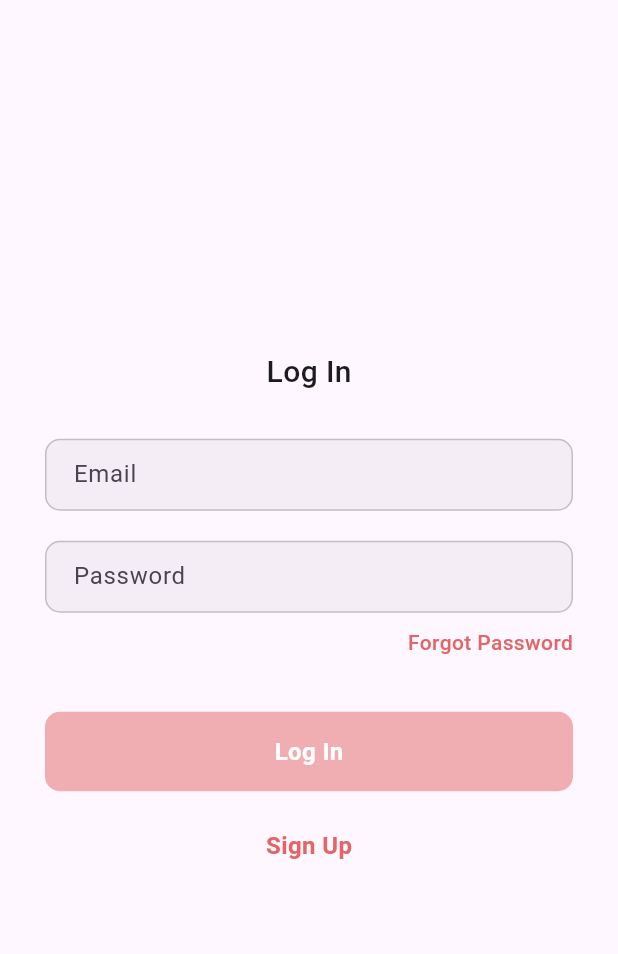
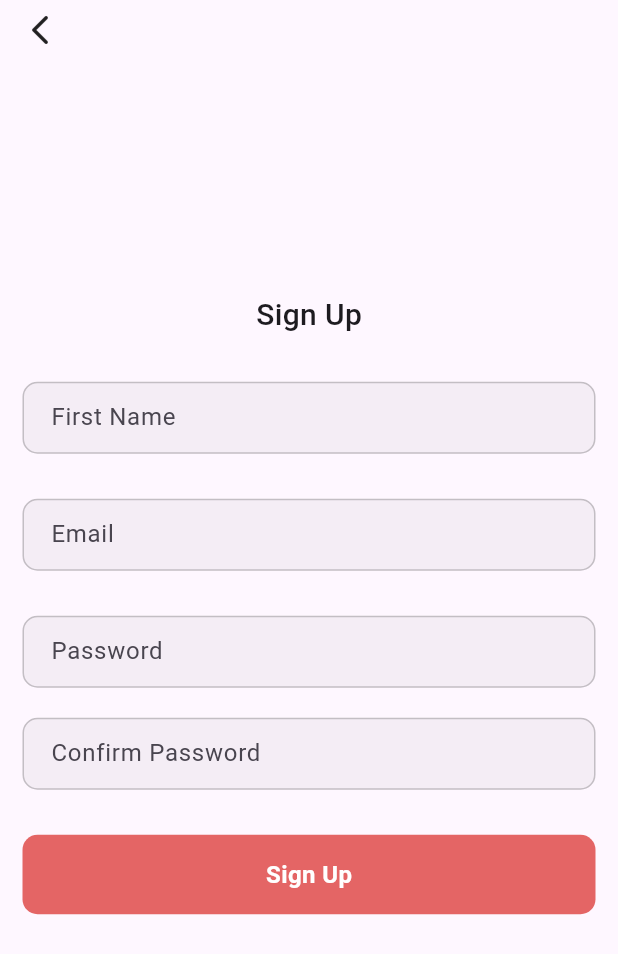
Before and after one commit to benweschler/layover-party-app, a Flutter app: the screen it shows after launch, after a tap on "Sign Up", on a phone screen of 412 x 824 dp. Shown: the top 954 px of the screen. Run offline on Flutter 3.47's test engine with Material 2 defaults, Android fonts, the phone set to English and light mode, and no system bars; drawn by our look-alikes of flutter_form_builder; our stand-ins replace form_builder_validators, freezed_annotation, go_router, salomon_bottom_bar; accounts and stored records are empty.

Commit message:
Implemented sign up screen UI.

```diff
--- a/lib/models/app_model.dart
+++ b/lib/models/app_model.dart
@@ -1,9 +1,13 @@
 import 'package:flutter/material.dart' show ThemeMode;
+import 'package:layover_party/data/app_user.dart';
 import 'package:layover_party/styles/theme.dart';
 import 'package:layover_party/utils/easy_notifier.dart';
 
 class AppModel extends EasyNotifier {
   final EasyNotifier routerRefreshNotifier = EasyNotifier();
+
+  /// The user that is currently signed in.
+  AppUser? _user;
 
   /// Whether a user is logged into the app.
   bool _isLoggedIn = false;
@@ -13,6 +17,16 @@ class AppModel extends EasyNotifier {
 
   /// The active theme for the app.
   ThemeMode _themeMode = ThemeMode.light;
+
+  AppUser get user {
+    if (_user == null) {
+      throw Exception('The user was accessed when no user is logged in.');
+    }
+
+    return _user!;
+  }
+
+  set user(AppUser? user) => notify(() => _user = user);
 
   ThemeMode get themeMode => _themeMode;
 
--- a/lib/router.dart
+++ b/lib/router.dart
@@ -7,15 +7,16 @@ import 'package:layover_party/screens/login_screen/login_screen.dart';
 import 'package:layover_party/screens/parties_screen.dart';
 import 'package:layover_party/screens/profile_screen/profile_screen.dart';
 import 'package:layover_party/screens/search_screen.dart';
+import 'package:layover_party/screens/signup_screen/signup_screen.dart';
 import 'package:layover_party/screens/splash_screen.dart';
 
 import 'models/app_model.dart';
 
 abstract class RoutePaths {
   static String splash = '/';
-  static String login = '/log-in';
-  //TODO: unimplemented
+  static String logIn = '/log-in';
   static String signUp = '/sign-up';
+
   //TODO: unimplemented
   static String forgotPassword = '/forgot-password';
   static String search = '/search';
@@ -43,9 +44,13 @@ class AppRouter {
           builder: (_) => const SplashScreen(),
         ),
         AppRoute(
-          path: RoutePaths.login,
+          path: RoutePaths.logIn,
           isNavBarTab: true,
           builder: (_) => const LoginScreen(),
+        ),
+        AppRoute(
+          path: RoutePaths.signUp,
+          builder: (_) => SignUpScreen(),
         ),
         ShellRoute(
           navigatorKey: _navBarNavigatorKey,
@@ -75,8 +80,10 @@ class AppRouter {
   String? redirectNavigation(BuildContext context, GoRouterState state) {
     final path = state.subloc;
 
-    if (!appModel.isLoggedIn && path != RoutePaths.login) {
-      return RoutePaths.login;
+    if (!appModel.isLoggedIn &&
+        path != RoutePaths.logIn &&
+        path != RoutePaths.signUp) {
+      return RoutePaths.logIn;
     } else if (appModel.isLoggedIn) {
       if (!appModel.isInitialized && path != RoutePaths.splash) {
         //TODO: initialize app here
--- /dev/null
+++ b/lib/screens/signup_screen/field_names.dart
@@ -0,0 +1,6 @@
+abstract class SignUpFieldNames {
+  static const firstName = 'first';
+  static const email = 'email';
+  static const password = 'password';
+  static const confirmPassword = 'confirmPassword';
+}
--- /dev/null
+++ b/lib/screens/signup_screen/signup_errors.dart
@@ -0,0 +1,5 @@
+//TODO: check if error definitions should be consolidated
+abstract class SignUpErrors {
+  static const String networkError =
+      "Hmm, we can't seem to connect to the internet. Please check your network connection and try again.";
+}
--- /dev/null
+++ b/lib/screens/signup_screen/signup_screen.dart
@@ -0,0 +1,159 @@
+import 'package:flutter/material.dart';
+import 'package:flutter_form_builder/flutter_form_builder.dart';
+import 'package:go_router/go_router.dart';
+import 'package:layover_party/models/app_model.dart';
+import 'package:layover_party/router.dart';
+import 'package:layover_party/styles/styles.dart';
+import 'package:layover_party/styles/theme.dart';
+import 'package:layover_party/utils/validators.dart';
+import 'package:layover_party/widgets/buttons/async_action_button.dart';
+import 'package:layover_party/widgets/buttons/responsive_buttons.dart';
+import 'package:layover_party/widgets/custom_input_decoration.dart';
+import 'package:layover_party/widgets/custom_scaffold.dart';
+import 'package:provider/provider.dart';
+
+import 'field_names.dart';
+
+class SignUpScreen extends StatelessWidget {
+  final GlobalKey<FormBuilderState> _formKey = GlobalKey();
+  final ValueNotifier<String?> _errorNotifier = ValueNotifier(null);
+  final GlobalKey<AsyncActionButtonState> _signUpButtonKey = GlobalKey();
+
+  SignUpScreen({Key? key}) : super(key: key);
+
+  Future<void> signUp(AppModel appModel) async {
+    final formData = _formKey.currentState!.value;
+
+    /*
+    //TODO: implement create user
+    await CreateUserCommand.run(
+      firstName: formData[SignUpFieldNames.firstName],
+      email: formData[SignUpFieldNames.email],
+      password: formData[SignUpFieldNames.password],
+    );
+     */
+  }
+
+  @override
+  Widget build(BuildContext context) {
+    return CustomScaffold(
+      leading: ResponsiveStrokeButton(
+        onTap: () => context.go(RoutePaths.logIn),
+        child: const Icon(Icons.arrow_back_ios_rounded),
+      ),
+      child: Center(
+        child: SingleChildScrollView(
+          child: FormBuilder(
+            key: _formKey,
+            child: AutofillGroup(
+              child: Column(
+                children: [
+                  const Center(
+                    child: Text(
+                      'Sign Up',
+                      style: TextStyles.h2,
+                    ),
+                  ),
+                  const SizedBox(height: Insets.xl),
+                  FormBuilderTextField(
+                    name: SignUpFieldNames.firstName,
+                    textInputAction: TextInputAction.next,
+                    keyboardType: TextInputType.name,
+                    autofillHints: const [AutofillHints.givenName],
+                    autovalidateMode: AutovalidateMode.onUserInteraction,
+                    validator: Validators.required(
+                      errorText: 'Enter your first name',
+                    ),
+                    decoration: CustomInputDecoration(
+                      AppColors.of(context),
+                      hintText: 'First Name',
+                    ),
+                  ),
+                  const SizedBox(height: Insets.xl),
+                  FormBuilderTextField(
+                    name: SignUpFieldNames.email,
+                    textInputAction: TextInputAction.next,
+                    keyboardType: TextInputType.emailAddress,
+                    autovalidateMode: AutovalidateMode.onUserInteraction,
+                    autofillHints: const [AutofillHints.email],
+                    validator: Validators.email(
+                      errorText: 'Enter a valid email',
+                    ),
+                    decoration: CustomInputDecoration(
+                      AppColors.of(context),
+                      hintText: 'Email',
+                    ),
+                  ),
+                  const SizedBox(height: Insets.xl),
+                  FormBuilderTextField(
+                    name: SignUpFieldNames.password,
+                    obscureText: true,
+                    textInputAction: TextInputAction.next,
+                    autofillHints: const [AutofillHints.newPassword],
+                    autovalidateMode: AutovalidateMode.onUserInteraction,
+                    validator: Validators.required(
+                      errorText: 'Enter a password',
+                    ),
+                    decoration: CustomInputDecoration(
+                      AppColors.of(context),
+                      hintText: 'Password',
+                    ),
+                  ),
+                  const SizedBox(height: Insets.lg),
+                  FormBuilderTextField(
+                    name: SignUpFieldNames.confirmPassword,
+                    obscureText: true,
+                    textInputAction: TextInputAction.go,
+                    autofillHints: const [AutofillHints.newPassword],
+                    autovalidateMode: AutovalidateMode.onUserInteraction,
+                    onSubmitted: (_) =>
+                        _signUpButtonKey.currentState!.executeAction(),
+                    // Wrap the validator inside of the callback to pass an
+                    // up-to-date password value.
+                    validator: (value) {
+                      return Validators.confirmPassword(
+                        _formKey.currentState
+                            ?.fields[SignUpFieldNames.password]!.value,
+                        errorText: 'Passwords do not match',
+                      ).call(value);
+                    },
+                    decoration: CustomInputDecoration(
+                      AppColors.of(context),
+                      hintText: 'Confirm Password',
+                    ),
+                  ),
+                  /*
+                  //TODO: implement error handling
+                  ValueListenableBuilder<String?>(
+                    valueListenable: _errorNotifier,
+                    builder: (_, error, __) => Column(
+                      children: error == null ? [] : [
+                        const SizedBox(height: Insets.lg),
+                        ErrorCard(error),
+                      ],
+                    ),
+                  ),
+                   */
+                  const SizedBox(height: Insets.xl),
+                  //TODO: implement error handling
+                  AsyncActionButton/*<FirebaseAuthException>*/(
+                    key: _signUpButtonKey,
+                    label: 'Sign Up',
+                    action: () async {
+                      if (!_formKey.currentState!.saveAndValidate()) {
+                        return;
+                      }
+                      return signUp(context.read<AppModel>());
+                    },
+                    //TODO: implement error handling
+                    catchError: (_) {},
+                  ),
+                ],
+              ),
+            ),
+          ),
+        ),
+      ),
+    );
+  }
+}
--- /dev/null
+++ b/lib/utils/validators.dart
@@ -0,0 +1,47 @@
+import 'package:form_builder_validators/form_builder_validators.dart';
+
+abstract class Validators {
+  /// Checks if the field value is non-empty.
+  ///
+  /// An empty value is either null, the empty String, or an empty Iterable or
+  /// Map.
+  static String? Function(T?) required<T>({String? errorText}) =>
+      FormBuilderValidators.required<T>(errorText: errorText ?? '');
+
+  /// Checks if the field value is equal to [other] and is non-empty;
+  static String? Function(T?) equals<T extends Object>(T? other,
+          {String? errorText}) =>
+      (value) => required().call(value) != null || value != other
+          ? errorText ?? ''
+          : null;
+
+  /// Checks if the field value is an integer and non-empty.
+  static String? Function(String?) isInt({String? errorText}) =>
+      (value) => required().call(value) != null || int.tryParse(value!) == null
+          ? errorText ?? ''
+          : null;
+
+  /// Checks if the field value is an email and is non-empty.
+  static String? Function(String?) email({String? errorText}) => (value) {
+        if (required().call(value) != null) return errorText ?? '';
+        return FormBuilderValidators.email(errorText: errorText ?? '')
+            .call(value);
+      };
+
+  /// Checks if the field is equal to [password].
+  ///
+  /// Does not fire if [password] is empty with the assumption that the password
+  /// field will show an error.
+  /// This must be wrapped in a callback in order to get the current password
+  /// from a form field state.
+  static String? Function(String?) confirmPassword(String? password,
+          {String? errorText}) =>
+      (value) {
+        // Only show an error if a password has been entered.
+        if (!(Validators.required().call(password) == null)) return null;
+        return Validators.equals(
+          password,
+          errorText: 'Passwords do not match',
+        ).call(value);
+      };
+}
--- a/pubspec.yaml
+++ b/pubspec.yaml
@@ -40,6 +40,8 @@ dependencies:
   salomon_bottom_bar: ^3.3.2
   freezed_annotation: ^2.2.0
   json_annotation: ^4.8.0
+  flutter_form_builder: ^7.8.0
+  form_builder_validators: ^8.5.0
 
 dev_dependencies:
   flutter_test:
```
Also changed, not shown: lib/screens/login_screen/login_screen.dart (+11 -3 lines), lib/screens/profile_screen/profile_screen.dart (+30 -1 lines), pubspec.lock.
